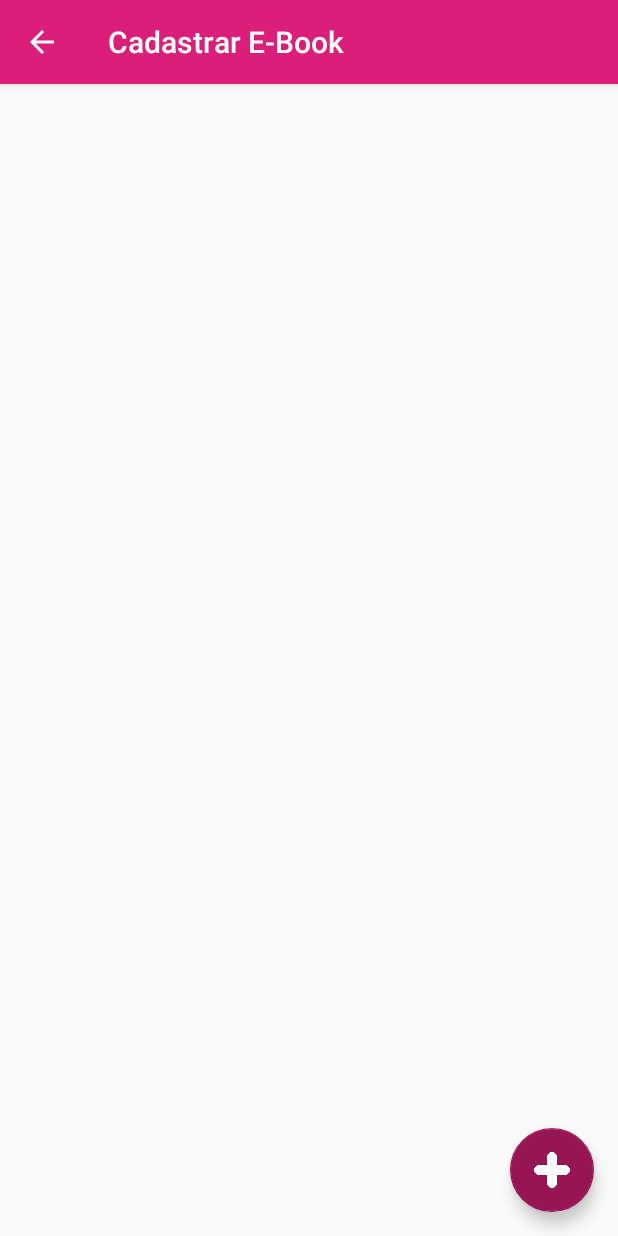
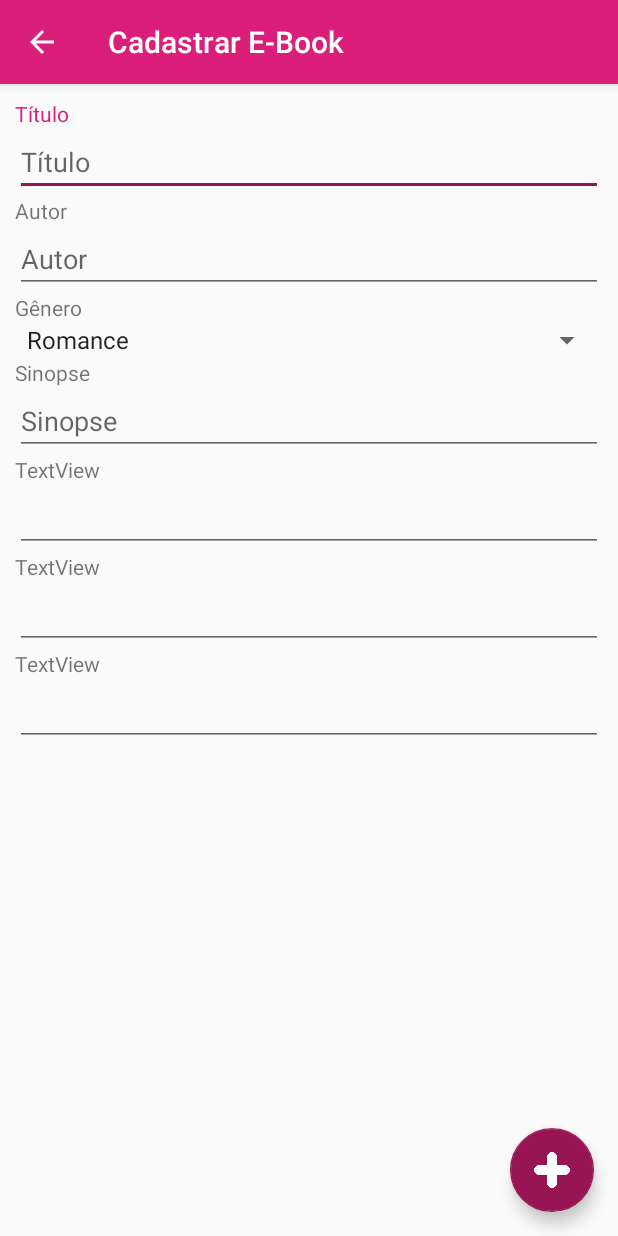
Before and after one commit to dheymia/EbookStore, an Android app: the EbookActivity screen opened directly, with no data from a screen before it, on a phone screen of 412 x 824 dp. Run offline under Robolectric (Android 15) with nearby library versions, the phone set to English and light mode, and no system bars.

```diff
--- a/app/src/main/res/layout/content_ebook.xml
+++ b/app/src/main/res/layout/content_ebook.xml
@@ -1,12 +1,109 @@
 <?xml version="1.0" encoding="utf-8"?>
-<androidx.constraintlayout.widget.ConstraintLayout xmlns:android="http://schemas.android.com/apk/res/android"
+<LinearLayout xmlns:android="http://schemas.android.com/apk/res/android"
     xmlns:app="http://schemas.android.com/apk/res-auto"
     xmlns:tools="http://schemas.android.com/tools"
     android:layout_width="match_parent"
     android:layout_height="match_parent"
+    android:layout_margin="10dp"
+    android:orientation="vertical"
     app:layout_behavior="@string/appbar_scrolling_view_behavior"
     tools:context=".EbookActivity"
     tools:showIn="@layout/activity_ebook">
 
 
-</androidx.constraintlayout.widget.ConstraintLayout>
+    <TextView
+        android:id="@+id/textView3"
+        android:layout_width="wrap_content"
+        android:layout_height="wrap_content"
+        android:text="@string/titulo"
+        android:textColor="@color/colorPrimary" />
+
+    <EditText
+        android:id="@+id/txtTitulo"
+        android:layout_width="match_parent"
+        android:layout_height="wrap_content"
+        android:ems="10"
+        android:hint="@string/titulo"
+        android:inputType="textPersonName" />
+
+    <TextView
+        android:id="@+id/textView9"
+        android:layout_width="match_parent"
+        android:layout_height="wrap_content"
+        android:text="@string/autor" />
+
+    <EditText
+        android:id="@+id/txtAutor"
+        android:layout_width="match_parent"
+        android:layout_height="wrap_content"
+        android:ems="10"
+        android:hint="@string/autor"
+        android:inputType="textPersonName" />
+
+    <TextView
+        android:id="@+id/textView10"
+        android:layout_width="match_parent"
+        android:layout_height="wrap_content"
+        android:text="@string/tipo" />
+
+    <Spinner
+        android:id="@+id/spiTipo"
+        android:layout_width="match_parent"
+        android:layout_height="wrap_content"
+        android:entries="@array/tipo" />
+
+    <TextView
+        android:id="@+id/textView11"
+        android:layout_width="match_parent"
+        android:layout_height="wrap_content"
+        android:text="@string/sinopse" />
+
+    <EditText
+        android:id="@+id/txtSinopse"
+        android:layout_width="match_parent"
+        android:layout_height="wrap_content"
+        android:ems="10"
+        android:gravity="start|top"
+        android:hint="@string/sinopse"
+        android:inputType="textMultiLine" />
+
+    <TextView
+        android:id="@+id/textView12"
+        android:layout_width="match_parent"
+        android:layout_height="wrap_content"
+        android:text="TextView" />
+
+    <EditText
+        android:id="@+id/txtIsbn"
+        android:layout_width="match_parent"
+        android:layout_height="wrap_content"
+        android:ems="10"
+        android:inputType="textPersonName" />
+
+    <TextView
+        android:id="@+id/textView13"
+        android:layout_width="match_parent"
+        android:layout_height="wrap_content"
+        android:text="TextView" />
+
+    <EditText
+        android:id="@+id/TxtUrlEbook"
+        android:layout_width="match_parent"
+        android:layout_height="wrap_content"
+        android:ems="10"
+        android:inputType="textPersonName" />
+
+    <TextView
+        android:id="@+id/textView14"
+        android:layout_width="match_parent"
+        android:layout_height="wrap_content"
+        android:text="TextView" />
+
+    <EditText
+        android:id="@+id/txtUrlImagem"
+        android:layout_width="match_parent"
+        android:layout_height="wrap_content"
+        android:ems="10"
+        android:inputType="textPersonName" />
+
+</LinearLayout>
--- a/app/src/main/res/values/arrays.xml
+++ b/app/src/main/res/values/arrays.xml
@@ -9,4 +9,10 @@
         <item>reply</item>
         <item>reply_all</item>
     </string-array>
+
+    <string-array name="tipo">
+        <item>Romance</item>
+        <item>Negócios</item>
+        <item>Técnico</item>
+    </string-array>
 </resources>
--- a/app/src/main/res/values/colors.xml
+++ b/app/src/main/res/values/colors.xml
@@ -1,6 +1,6 @@
 <?xml version="1.0" encoding="utf-8"?>
 <resources>
-    <color name="colorPrimary">#db1e79</color>
+    <color name="colorPrimary">#DB1E79</color>
     <color name="colorPrimaryDark">#c51b6d</color>
     <color name="colorAccent">#981554</color>
 </resources>
--- a/app/src/main/res/values/strings.xml
+++ b/app/src/main/res/values/strings.xml
@@ -24,4 +24,8 @@
     <string name="title_romance">Romances</string>
     <string name="title_negocios">Negócios</string>
     <string name="title_tecnicos">Técnicos</string>
+    <string name="titulo">Título</string>
+    <string name="autor">Autor</string>
+    <string name="tipo">Gênero</string>
+    <string name="sinopse">Sinopse</string>
 </resources>
```
Also changed, not shown: app/src/main/java/senac/ebookstore/adapters/EbookAdapter.java (added, +83 -0 lines), app/src/main/res/layout/item_ebook.xml (added, +122 -0 lines).
